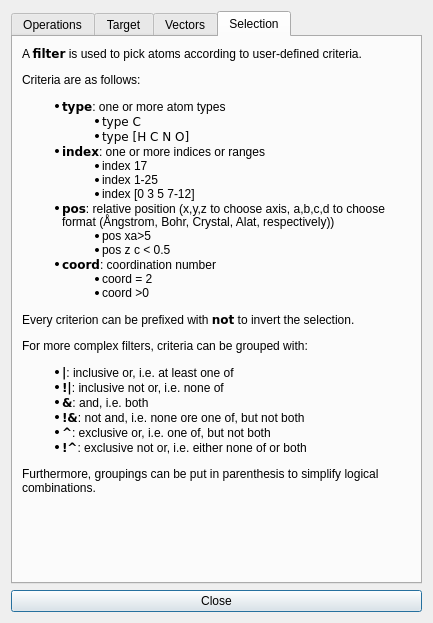
Old version of the form vipster/qt/tools/scripthelp.ui in the repository sgsaenger/vipster.
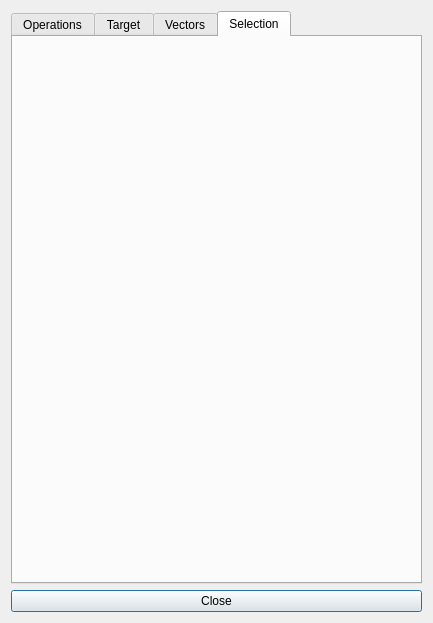
New version of the form. The open tabs and pages were chosen to show the change.

Commit message: add filter-help to filter-widget

```diff
--- a/vipster/qt/tools/scripthelp.ui
+++ b/vipster/qt/tools/scripthelp.ui
@@ -150,49 +150,7 @@
        <item>
         <widget class="QLabel" name="label_4">
          <property name="text">
-          <string>&lt;html&gt;&lt;head/&gt;&lt;body&gt;
-&lt;p&gt;A &lt;b&gt;&lt;tt&gt;filter&lt;/tt&gt;&lt;/b&gt; is used to pick atoms according to user-defined criteria.&lt;/p&gt;
-&lt;p&gt;Criteria are as follows:&lt;/p&gt;
-&lt;ul&gt;
-&lt;li&gt;&lt;b&gt;&lt;tt&gt;type&lt;/tt&gt;&lt;/b&gt;: one or more atom types
-&lt;ul&gt;
-&lt;li&gt;&lt;tt&gt;type C&lt;/tt&gt;&lt;/li&gt;
-&lt;li&gt;&lt;tt&gt;type [H C N O]&lt;/tt&gt;&lt;/li&gt;
-&lt;/ul&gt;
-&lt;/li&gt;
-&lt;li&gt;&lt;b&gt;&lt;tt&gt;index&lt;/tt&gt;&lt;/b&gt;: one or more indices or ranges
-&lt;ul&gt;
-&lt;li&gt;index 17&lt;/li&gt;
-&lt;li&gt;index 1-25&lt;/li&gt;
-&lt;li&gt;index [0 3 5 7-12]&lt;/li&gt;
-&lt;/ul&gt;
-&lt;/li&gt;
-&lt;li&gt;&lt;b&gt;&lt;tt&gt;pos&lt;/tt&gt;&lt;/b&gt;: relative position (x,y,z to choose axis, a,b,c,d to choose format (Ångstrom, Bohr, Crystal, Alat, respectively))
-&lt;ul&gt;
-&lt;li&gt;pos xa&amp;gt;5&lt;/li&gt;
-&lt;li&gt;pos z c &amp;lt; 0.5&lt;/li&gt;
-&lt;/ul&gt;
-&lt;/li&gt;
-&lt;li&gt;&lt;b&gt;&lt;tt&gt;coord&lt;/tt&gt;&lt;/b&gt;: coordination number
-&lt;ul&gt;
-&lt;li&gt;coord = 2&lt;/li&gt;
-&lt;li&gt;coord &gt;0&lt;/li&gt;
-&lt;/ul&gt;
-&lt;/li&gt;
-&lt;li&gt;&lt;/li&gt;
-&lt;/ul&gt;
-&lt;p&gt;Every criterion can be prefixed with &lt;b&gt;&lt;tt&gt;not&lt;/tt&gt;&lt;/b&gt; to invert the selection.&lt;/p&gt;
-&lt;p&gt;For more complex filters, criteria can be grouped with:&lt;/p&gt;
-&lt;ul&gt;
-&lt;li&gt;&lt;b&gt;&lt;tt&gt;|&lt;/tt&gt;&lt;/b&gt;: inclusive or, i.e. at least one of&lt;/li&gt;
-&lt;li&gt;&lt;b&gt;&lt;tt&gt;!|&lt;/tt&gt;&lt;/b&gt;: inclusive not or, i.e. none of&lt;/li&gt;
-&lt;li&gt;&lt;b&gt;&lt;tt&gt;&amp;amp;&lt;/tt&gt;&lt;/b&gt;: and, i.e. both&lt;/li&gt;
-&lt;li&gt;&lt;b&gt;&lt;tt&gt;!&amp;amp;&lt;/tt&gt;&lt;/b&gt;: not and, i.e. none ore one of, but not both&lt;/li&gt;
-&lt;li&gt;&lt;b&gt;&lt;tt&gt;^&lt;/tt&gt;&lt;/b&gt;: exclusive or, i.e. one of, but not both&lt;/li&gt;
-&lt;li&gt;&lt;b&gt;&lt;tt&gt;!^&lt;/tt&gt;&lt;/b&gt;: exclusive not or, i.e. either none of or both&lt;/li&gt;
-&lt;/ul&gt;
-&lt;p&gt;Furthermore, groupings can be put in parenthesis to simplify logical combinations.&lt;/p&gt;
-&lt;/body&gt;&lt;/html&gt;</string>
+          <string/>
          </property>
          <property name="wordWrap">
           <bool>true</bool>
```
Left out of the diff: 4 changed lines with no effect on the pictures. The commit also changes 5 other files.
